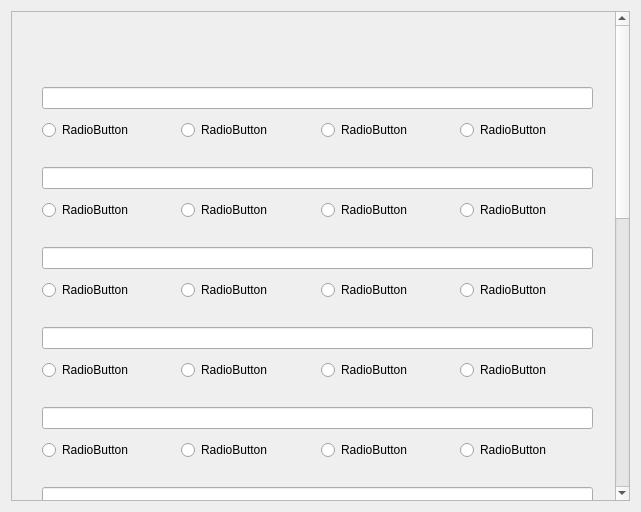
Old version of the form studyProject/createtaskwindow.ui in the repository fenrirm/study_project.
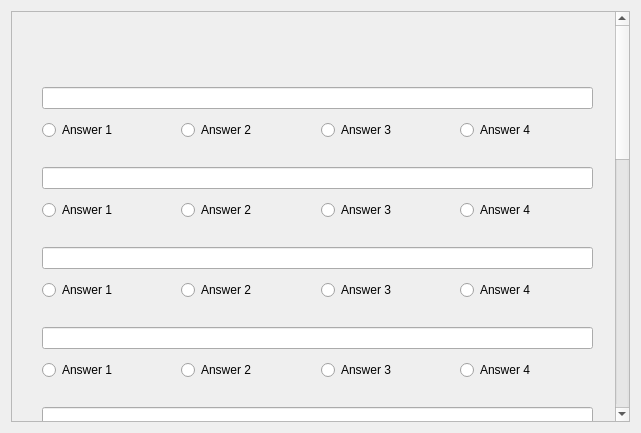
New version of the form. Icons and pictures are not drawn.

```diff
--- a/studyProject/createtaskwindow.ui
+++ b/studyProject/createtaskwindow.ui
@@ -7,7 +7,7 @@
     <x>0</x>
     <y>0</y>
     <width>641</width>
-    <height>512</height>
+    <height>433</height>
    </rect>
   </property>
   <property name="maximumSize">
@@ -44,7 +44,7 @@
       <property name="geometry">
        <rect>
         <x>0</x>
-        <y>0</y>
+        <y>-758</y>
         <width>600</width>
         <height>1167</height>
        </rect>
@@ -67,28 +67,28 @@
           <item>
            <widget class="QRadioButton" name="radioButton_5">
             <property name="text">
-             <string>RadioButton</string>
+             <string>Answer 1</string>
             </property>
            </widget>
           </item>
           <item>
            <widget class="QRadioButton" name="radioButton_6">
             <property name="text">
-             <string>RadioButton</string>
+             <string>Answer 2</string>
             </property>
            </widget>
           </item>
           <item>
            <widget class="QRadioButton" name="radioButton_7">
             <property name="text">
-             <string>RadioButton</string>
+             <string>Answer 3</string>
             </property>
            </widget>
           </item>
           <item>
            <widget class="QRadioButton" name="radioButton_8">
             <property name="text">
-             <string>RadioButton</string>
+             <string>Answer 4</string>
             </property>
            </widget>
           </item>
@@ -114,28 +114,28 @@
           <item>
            <widget class="QRadioButton" name="radioButton_9">
             <property name="text">
-             <string>RadioButton</string>
+             <string>Answer 1</string>
             </property>
            </widget>
           </item>
           <item>
            <widget class="QRadioButton" name="radioButton_10">
             <property name="text">
-             <string>RadioButton</string>
+             <string>Answer 2</string>
             </property>
            </widget>
           </item>
           <item>
            <widget class="QRadioButton" name="radioButton_11">
             <property name="text">
-             <string>RadioButton</string>
+             <string>Answer 3</string>
             </property>
            </widget>
           </item>
           <item>
            <widget class="QRadioButton" name="radioButton_12">
             <property name="text">
-             <string>RadioButton</string>
+             <string>Answer 4</string>
             </property>
            </widget>
           </item>
@@ -161,28 +161,28 @@
           <item>
            <widget class="QRadioButton" name="radioButton_13">
             <property name="text">
-             <string>RadioButton</string>
+             <string>Answer 1</string>
             </property>
            </widget>
           </item>
           <item>
            <widget class="QRadioButton" name="radioButton_14">
             <property name="text">
-             <string>RadioButton</string>
+             <string>Answer 2</string>
             </property>
            </widget>
           </item>
           <item>
            <widget class="QRadioButton" name="radioButton_15">
             <property name="text">
-             <string>RadioButton</string>
+             <string>Answer 3</string>
             </property>
            </widget>
           </item>
           <item>
            <widget class="QRadioButton" name="radioButton_16">
             <property name="text">
-             <string>RadioButton</string>
+             <string>Answer 4</string>
             </property>
            </widget>
           </item>
@@ -208,28 +208,28 @@
           <item>
            <widget class="QRadioButton" name="radioButton_17">
             <property name="text">
-             <string>RadioButton</string>
+             <string>Answer 1</string>
             </property>
            </widget>
           </item>
           <item>
            <widget class="QRadioButton" name="radioButton_18">
             <property name="text">
-             <string>RadioButton</string>
+             <string>Answer 2</string>
             </property>
            </widget>
           </item>
           <item>
            <widget class="QRadioButton" name="radioButton_19">
             <property name="text">
-             <string>RadioButton</string>
+             <string>Answer 3</string>
             </property>
            </widget>
           </item>
           <item>
            <widget class="QRadioButton" name="radioButton_20">
             <property name="text">
-             <string>RadioButton</string>
+             <string>Answer 4</string>
             </property>
            </widget>
           </item>
@@ -626,7 +626,7 @@
         <string>Create</string>
        </property>
       </widget>
-      <widget class="QWidget" name="">
+      <widget class="QWidget" name="layoutWidget">
        <property name="geometry">
         <rect>
          <x>30</x>
@@ -644,28 +644,28 @@
           <item>
            <widget class="QRadioButton" name="radioButton">
             <property name="text">
-             <string>RadioButton</string>
+             <string>Answer 1</string>
             </property>
            </widget>
           </item>
           <item>
            <widget class="QRadioButton" name="radioButton_2">
             <property name="text">
-             <string>RadioButton</string>
+             <string>Answer 2</string>
             </property>
            </widget>
           </item>
           <item>
            <widget class="QRadioButton" name="radioButton_3">
             <property name="text">
-             <string>RadioButton</string>
+             <string>Answer 3</string>
             </property>
            </widget>
           </item>
           <item>
            <widget class="QRadioButton" name="radioButton_4">
             <property name="text">
-             <string>RadioButton</string>
+             <string>Answer 4</string>
             </property>
            </widget>
           </item>
```
Left out of the diff: 237 changed lines with no effect on the pictures.
